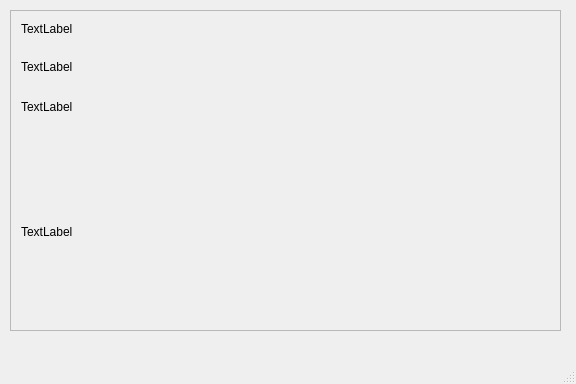
JaredRauch/Cyber-Dragon-Repository, file customerinfo.ui: the form before one commit.
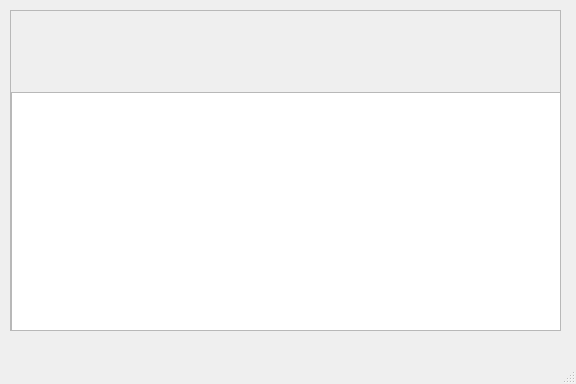
The form after the commit.

Commit message: Worked on Info Button

Diff of the .ui file:
```diff
--- a/customerinfo.ui
+++ b/customerinfo.ui
@@ -38,53 +38,75 @@
      <widget class="QLabel" name="nameLabel">
       <property name="geometry">
        <rect>
-        <x>10</x>
-        <y>10</y>
-        <width>531</width>
+        <x>0</x>
+        <y>0</y>
+        <width>551</width>
         <height>16</height>
        </rect>
       </property>
       <property name="text">
-       <string>TextLabel</string>
+       <string/>
+      </property>
+      <property name="alignment">
+       <set>Qt::AlignCenter</set>
+      </property>
+     </widget>
+     <widget class="QTableWidget" name="tableWidget">
+      <property name="geometry">
+       <rect>
+        <x>0</x>
+        <y>81</y>
+        <width>551</width>
+        <height>241</height>
+       </rect>
       </property>
      </widget>
      <widget class="QLabel" name="addressLabel">
       <property name="geometry">
        <rect>
-        <x>10</x>
-        <y>40</y>
-        <width>531</width>
-        <height>31</height>
+        <x>0</x>
+        <y>20</y>
+        <width>551</width>
+        <height>41</height>
        </rect>
       </property>
       <property name="text">
-       <string>TextLabel</string>
+       <string/>
       </property>
+      <property name="alignment">
+       <set>Qt::AlignCenter</set>
+      </property>
      </widget>
      <widget class="QLabel" name="productLabel">
       <property name="geometry">
        <rect>
-        <x>10</x>
-        <y>80</y>
-        <width>531</width>
-        <height>31</height>
+        <x>0</x>
+        <y>60</y>
+        <width>281</width>
+        <height>21</height>
        </rect>
       </property>
       <property name="text">
-       <string>TextLabel</string>
+       <string/>
       </property>
+      <property name="alignment">
+       <set>Qt::AlignCenter</set>
+      </property>
      </widget>
      <widget class="QLabel" name="testimonyLabel">
       <property name="geometry">
        <rect>
-        <x>10</x>
-        <y>130</y>
-        <width>531</width>
-        <height>181</height>
+        <x>290</x>
+        <y>60</y>
+        <width>261</width>
+        <height>21</height>
        </rect>
       </property>
       <property name="text">
-       <string>TextLabel</string>
+       <string/>
+      </property>
+      <property name="alignment">
+       <set>Qt::AlignCenter</set>
       </property>
      </widget>
     </widget>
```
Left out of the diff: 6 changed lines with no effect on the pictures. The commit also changes 6 other files.
